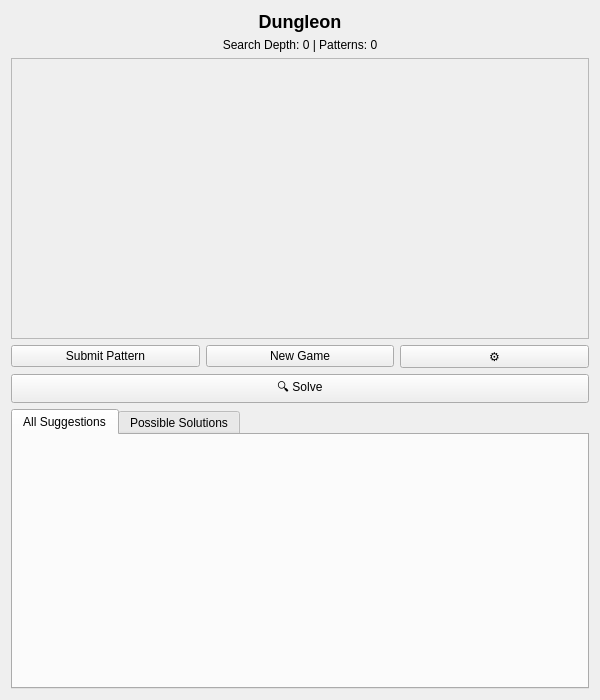
Before: the Qt Designer form src/gui/DungleonWidget.ui in satsinush/word-games, drawn with Qt 5.
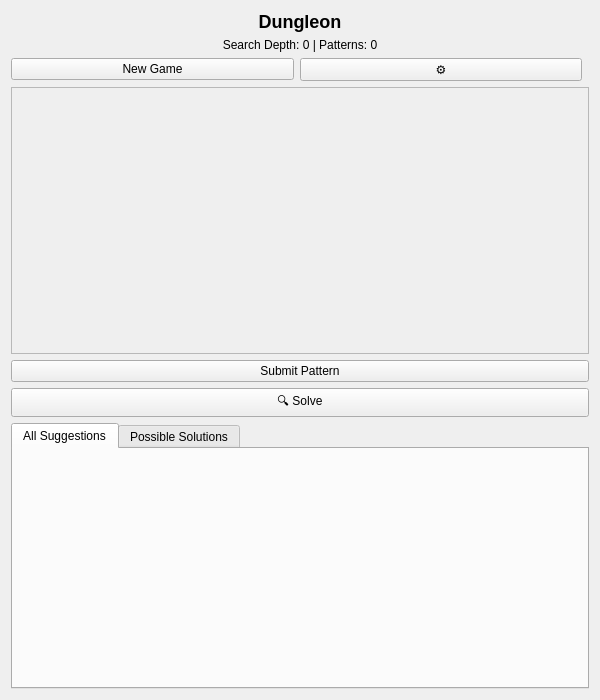
After: the same form once the commit is applied.

The edit to the form file:
```diff
--- a/src/gui/DungleonWidget.ui
+++ b/src/gui/DungleonWidget.ui
@@ -31,6 +31,37 @@
      </property>
     </widget>
    </item>
+    <item>
+     <layout class="QHBoxLayout" name="topControlLayout">
+      <item>
+        <widget class="QPushButton" name="newGameBtn">
+         <property name="text">
+          <string>New Game</string>
+         </property>
+        </widget>
+      </item>
+      <item>
+        <widget class="QPushButton" name="settingsBtn">
+         <property name="text">
+          <string>⚙</string>
+         </property>
+         <property name="maximumWidth">
+          <number>40</number>
+         </property>
+        </widget>
+      </item>
+      <item>
+        <spacer name="topSpacer">
+         <property name="orientation">
+          <enum>Qt::Horizontal</enum>
+         </property>
+         <property name="sizeType">
+          <enum>QSizePolicy::Expanding</enum>
+         </property>
+        </spacer>
+      </item>
+     </layout>
+    </item>
    <item>
     <widget class="QScrollArea" name="bankScrollArea">
      <property name="maximumHeight">
@@ -48,32 +79,11 @@
     </widget>
    </item>
    <item>
-    <layout class="QHBoxLayout" name="buttonLayout">
-     <item>
       <widget class="QPushButton" name="submitBtn">
        <property name="text">
         <string>Submit Pattern</string>
        </property>
       </widget>
-     </item>
-     <item>
-      <widget class="QPushButton" name="newGameBtn">
-       <property name="text">
-        <string>New Game</string>
-       </property>
-      </widget>
-     </item>
-     <item>
-      <widget class="QPushButton" name="settingsBtn">
-       <property name="text">
-        <string>⚙</string>
-       </property>
-       <property name="maximumWidth">
-        <number>40</number>
-       </property>
-      </widget>
-     </item>
-    </layout>
    </item>
    <item>
     <widget class="QPushButton" name="solveBtn">
```
Lines whose indentation alone changed are shown as unchanged.
